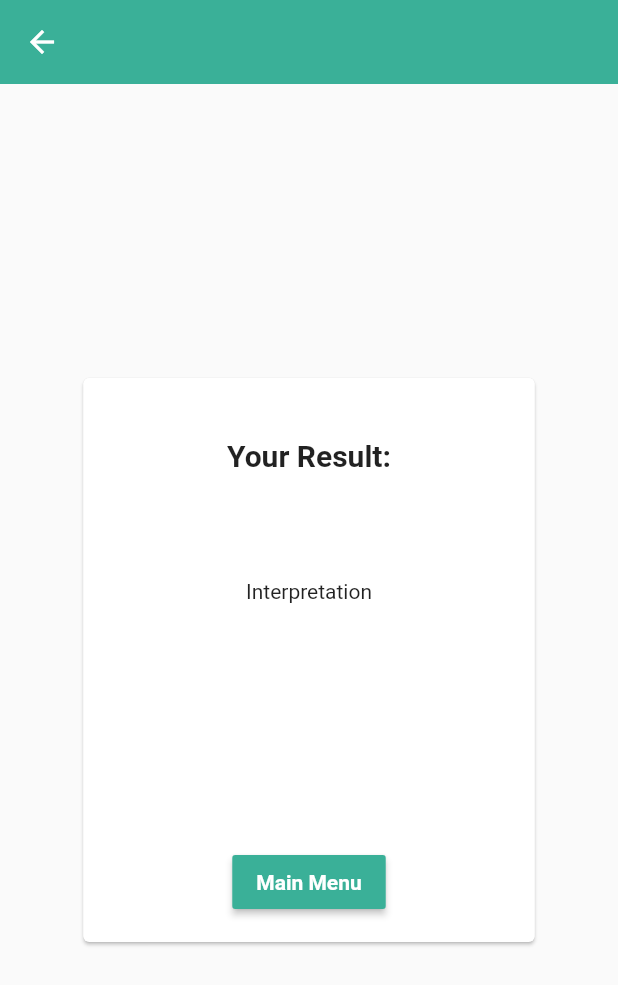
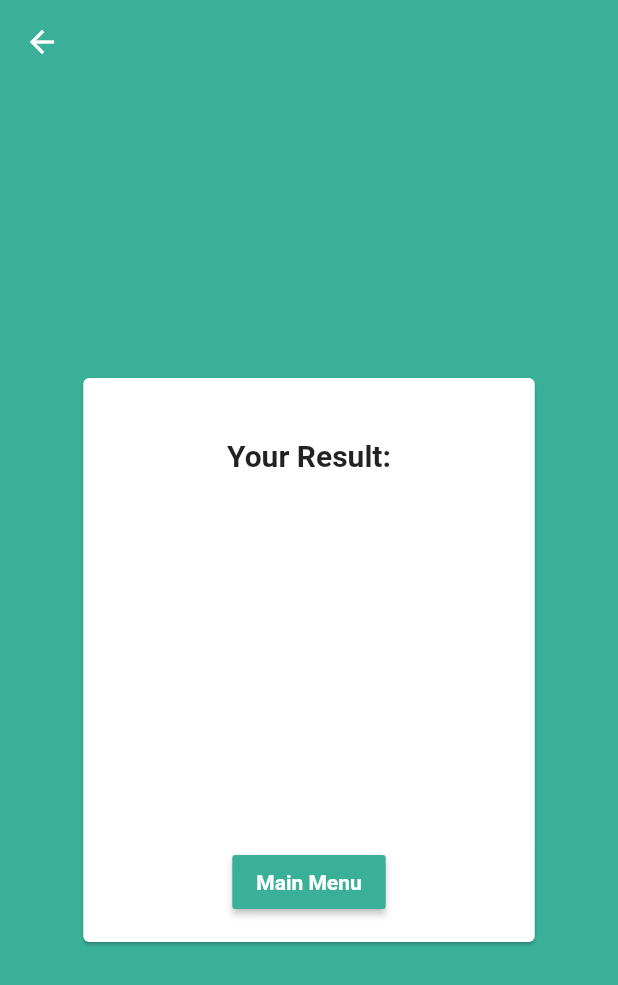
Before and after one commit to jlaskowska/questionnaires, a Flutter app: the ResultScreen screen opened directly with empty values, on a phone screen of 412 x 824 dp. Shown: the top 985 px of the screen. Run offline on Flutter 3.47's test engine with Material 2 defaults, Android fonts, the phone set to English and light mode, and no system bars; missing offline and left inert: grouped_buttons.

Commit message:
Updated theme.

```diff
--- a/lib/main.dart
+++ b/lib/main.dart
@@ -13,6 +13,8 @@ class MyApp extends StatelessWidget {
           elevation: 0,
           color: AppColors.green,
         ),
+        scaffoldBackgroundColor: AppColors.green,
+        cardColor: Colors.white,
         primaryColor: AppColors.green,
         accentColor: Colors.white,
         primaryIconTheme: Theme.of(context).primaryIconTheme.copyWith(color: Colors.white),
--- a/lib/screens/home_screen.dart
+++ b/lib/screens/home_screen.dart
@@ -43,7 +43,6 @@ class _HomeScreenState extends State<HomeScreen> {
   @override
   Widget build(BuildContext context) {
     return Scaffold(
-      backgroundColor: Theme.of(context).primaryColor,
       appBar: AppBar(
         title: Text(
           'Questionnaires',
--- a/lib/screens/result_screen.dart
+++ b/lib/screens/result_screen.dart
@@ -32,7 +32,7 @@ class ResultScreen extends StatelessWidget {
                           style: TextStyle(fontSize: 20, fontWeight: FontWeight.w700),
                         ),
                       ),
-                      Text('Interpretation'),
+                      Text(interpretation),
                       SizedBox(height: 60),
                       Padding(
                         padding: const EdgeInsets.only(bottom: 16.0),
```
